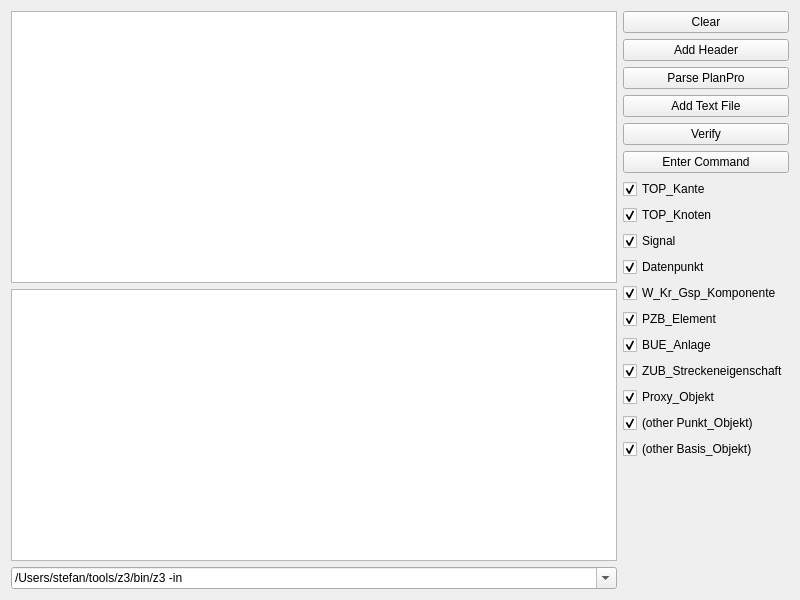
Qt form tools/smttest/widget.ui (formetcs/ppview) before a commit.
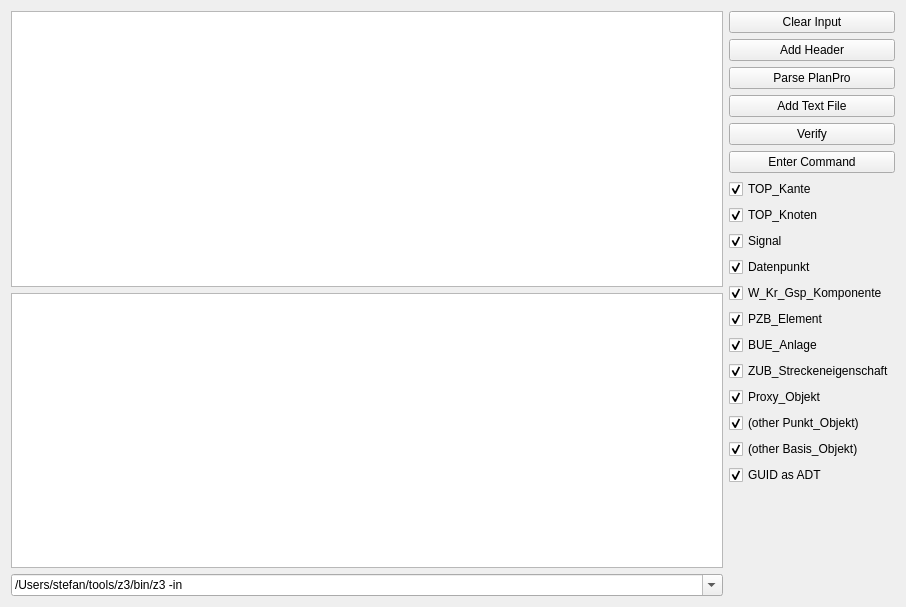
The same form after that commit.

Commit message: IDs as ADTs

```diff
--- a/tools/smttest/widget.ui
+++ b/tools/smttest/widget.ui
@@ -6,8 +6,8 @@
    <rect>
     <x>0</x>
     <y>0</y>
-    <width>800</width>
-    <height>600</height>
+    <width>906</width>
+    <height>607</height>
    </rect>
   </property>
   <property name="windowTitle">
@@ -15,7 +15,7 @@
   </property>
   <layout class="QHBoxLayout" name="horizontalLayout">
    <item>
-    <layout class="QVBoxLayout" name="verticalLayout">
+    <layout class="QVBoxLayout" name="verticalLayout_2">
      <item>
       <widget class="QTextEdit" name="textEditInput"/>
      </item>
@@ -49,11 +49,11 @@
     </layout>
    </item>
    <item>
-    <layout class="QVBoxLayout" name="verticalLayout_2">
+    <layout class="QVBoxLayout" name="verticalLayout">
      <item>
       <widget class="QPushButton" name="pushButtonClear">
        <property name="text">
-        <string>Clear</string>
+        <string>Clear Input</string>
        </property>
       </widget>
      </item>
@@ -202,6 +202,16 @@
        </property>
       </widget>
      </item>
+     <item>
+      <widget class="QCheckBox" name="cbGuidAsAdt">
+       <property name="text">
+        <string>GUID as ADT</string>
+       </property>
+       <property name="checked">
+        <bool>true</bool>
+       </property>
+      </widget>
+     </item>
      <item>
       <spacer name="verticalSpacer">
        <property name="orientation">
```
The commit also changes 2 other files.
